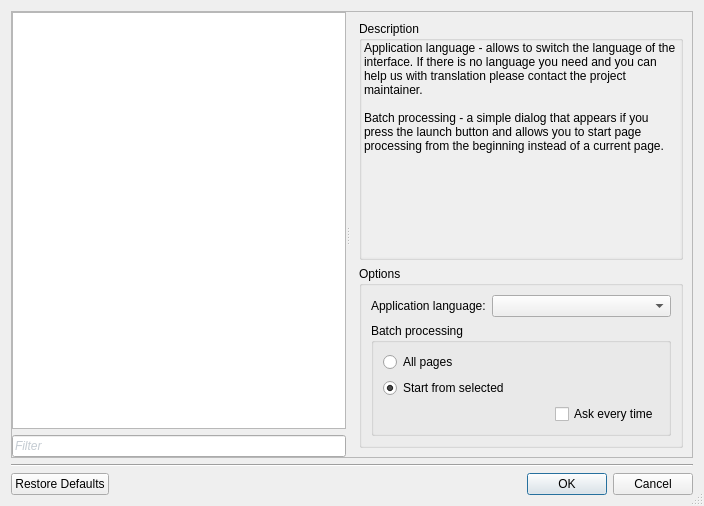
Old version of the form ui/SettingsDialog.ui in the repository ImageProcessing-ElectronicPublications/scantailor-deviant.
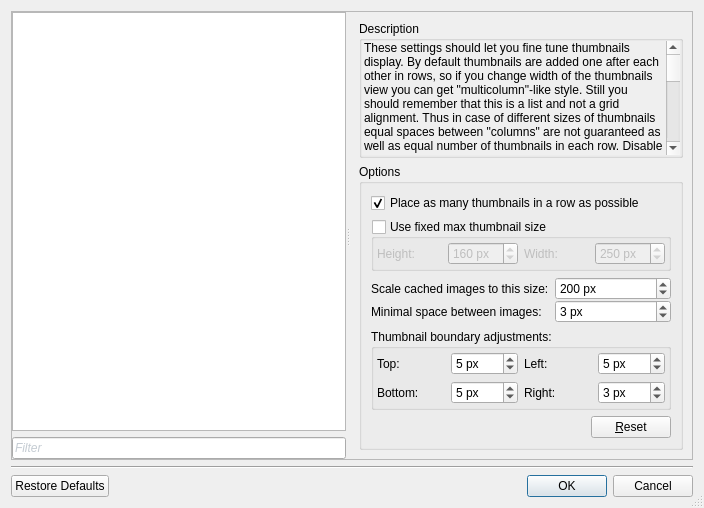
New version of the form. Custom widgets are drawn as their Qt base class.

Commit message:
Thumbnail view settings page in Settings window
Resolves #20
Note settings description in settings view for details.

What changed in the file:
```diff
--- a/ui/SettingsDialog.ui
+++ b/ui/SettingsDialog.ui
@@ -7,7 +7,7 @@
     <x>0</x>
     <y>0</y>
     <width>704</width>
-    <height>506</height>
+    <height>508</height>
    </rect>
   </property>
   <property name="windowTitle">
@@ -181,7 +181,7 @@
        </size>
       </property>
       <property name="currentIndex">
-       <number>1</number>
+       <number>4</number>
       </property>
       <widget class="QWidget" name="pageEmpty">
        <layout class="QVBoxLayout" name="verticalLayout_2"/>
@@ -223,7 +223,7 @@
                 <x>0</x>
                 <y>0</y>
                 <width>382</width>
-                <height>194</height>
+                <height>196</height>
                </rect>
               </property>
               <layout class="QVBoxLayout" name="verticalLayout_70">
@@ -500,6 +500,391 @@
         </item>
        </layout>
       </widget>
+      <widget class="QWidget" name="pageThumbnails">
+       <layout class="QVBoxLayout" name="verticalLayout_52">
+        <item>
+         <widget class="QGroupBox" name="groupBox_19">
+          <property name="title">
+           <string>Description</string>
+          </property>
+          <layout class="QVBoxLayout" name="verticalLayout_29">
+           <property name="spacing">
+            <number>0</number>
+           </property>
+           <property name="leftMargin">
+            <number>0</number>
+           </property>
+           <property name="topMargin">
+            <number>0</number>
+           </property>
+           <property name="rightMargin">
+            <number>0</number>
+           </property>
+           <property name="bottomMargin">
+            <number>0</number>
+           </property>
+           <item>
+            <widget class="QScrollArea" name="scrollArea_16">
+             <property name="frameShape">
+              <enum>QFrame::NoFrame</enum>
+             </property>
+             <property name="widgetResizable">
+              <bool>true</bool>
+             </property>
+             <widget class="QWidget" name="scrollAreaWidgetContents_16">
+              <property name="geometry">
+               <rect>
+                <x>0</x>
+                <y>0</y>
+                <width>368</width>
+                <height>747</height>
+               </rect>
+              </property>
+              <layout class="QVBoxLayout" name="verticalLayout_83">
+               <property name="spacing">
+                <number>0</number>
+               </property>
+               <property name="leftMargin">
+                <number>2</number>
+               </property>
+               <property name="topMargin">
+                <number>0</number>
+               </property>
+               <property name="rightMargin">
+                <number>2</number>
+               </property>
+               <property name="bottomMargin">
+                <number>0</number>
+               </property>
+               <item>
+                <widget class="QLabel" name="lblThumbnailsDescr">
+                 <property name="text">
+                  <string>&lt;html&gt;&lt;head/&gt;&lt;body&gt;&lt;p&gt;These settings should let you fine tune thumbnails display. By default thumbnails are added one after each other in rows, so if you change width of the thumbnails view you can get &amp;quot;multicolumn&amp;quot;-like style. Still you should remember that this is a list and not a grid alignment. Thus in case of different sizes of thumbnails equal spaces between &amp;quot;columns&amp;quot; are not guaranteed as well as equal number of thumbnails in each row. Disable first check-box to stay with single-column mode even if width of the view allows to display more.&lt;/p&gt;&lt;p&gt;By default you can use Alt+mouse wheel to change max size of thumbnails in the list. The key could be changed in hotkey manager. Mouse cursor should be other the thumbnails view. Thumbnails are automatically scaled to max size keeping their proportions. Switch off this mode and define fixed size (160x250 is recommended) if needed.&lt;/p&gt;&lt;p&gt;Even if you increase max size of thumbnails to some big values you want be able to find small details on them due to pure quality of the image. That's because they are cached after scaling to size 200x200 pixels. You can change this to 600x600 or 1200x1200 to increase thumbnail quality. Note: this affects only newly created thumbnails. If you already have them cached you'll need to delete cache subfolder in project folder manually to regenerate them.&lt;/p&gt;&lt;p&gt;All thumbnails have minimal margin between them and left/top borders of the view. It could be changed.&lt;/p&gt;&lt;p&gt;Thumbnail size is defined as a size of thumbnail image with boundary adjustments around it. These adjustments could be tuned here too.&lt;/p&gt;&lt;p&gt;Note: currently final boundary of the thumbnails could be affected by too long filenames displayed below them.&lt;/p&gt;&lt;p&gt;&lt;br/&gt;&lt;/p&gt;&lt;p&gt;In case of any problems use reset button which reset thumbnail settings only to their defaults.&lt;/p&gt;&lt;/body&gt;&lt;/html&gt;</string>
+                 </property>
+                 <property name="alignment">
+                  <set>Qt::AlignLeading|Qt::AlignLeft|Qt::AlignTop</set>
+                 </property>
+                 <property name="wordWrap">
+                  <bool>true</bool>
+                 </property>
+                 <property name="textInteractionFlags">
+                  <set>Qt::LinksAccessibleByMouse|Qt::TextSelectableByKeyboard|Qt::TextSelectableByMouse</set>
+                 </property>
+                </widget>
+               </item>
+              </layout>
+             </widget>
+            </widget>
+           </item>
+          </layout>
+         </widget>
+        </item>
+        <item>
+         <widget class="QGroupBox" name="grpThumbnailsViewOptions">
+          <property name="title">
+           <string>Options</string>
+          </property>
+          <layout class="QVBoxLayout" name="verticalLayout_82">
+           <item>
+            <widget class="QCheckBox" name="cbThumbsListOrder">
+             <property name="text">
+              <string>Place as many thumbnails in a row as possible</string>
+             </property>
+             <property name="checked">
+              <bool>true</bool>
+             </property>
+            </widget>
+           </item>
+           <item>
+            <widget class="QGroupBox" name="gbFixedMaxLogicalThumbSize">
+             <property name="title">
+              <string>Use fixed max thumbnail size</string>
+             </property>
+             <property name="checkable">
+              <bool>true</bool>
+             </property>
+             <property name="checked">
+              <bool>false</bool>
+             </property>
+             <layout class="QHBoxLayout" name="horizontalLayout_12">
+              <property name="leftMargin">
+               <number>3</number>
+              </property>
+              <property name="topMargin">
+               <number>3</number>
+              </property>
+              <property name="rightMargin">
+               <number>3</number>
+              </property>
+              <property name="bottomMargin">
+               <number>3</number>
+              </property>
+              <item>
+               <widget class="QLabel" name="lblFixedMaxLogicalThumbSizeHeight">
+                <property name="text">
+                 <string>Height:</string>
+                </property>
+               </widget>
+              </item>
+              <item>
+               <widget class="QSpinBox" name="sbFixedMaxLogicalThumbSizeHeight">
+                <property name="suffix">
+                 <string> px</string>
+                </property>
+                <property name="minimum">
+                 <number>16</number>
+                </property>
+                <property name="maximum">
+                 <number>5000</number>
+                </property>
+                <property name="singleStep">
+                 <number>10</number>
+                </property>
+                <property name="value">
+                 <number>160</number>
+                </property>
+               </widget>
+              </item>
+              <item>
+               <widget class="QLabel" name="lblFixedMaxLogicalThumbSizeWidth">
+                <property name="text">
+                 <string>Width:</string>
+                </property>
+               </widget>
+              </item>
+              <item>
+               <widget class="QSpinBox" name="sbFixedMaxLogicalThumbSizeWidth">
+                <property name="suffix">
+                 <string> px</string>
+                </property>
+                <property name="minimum">
+                 <number>25</number>
+                </property>
+                <property name="maximum">
+                 <number>5000</number>
+                </property>
+                <property name="singleStep">
+                 <number>10</number>
+                </property>
+                <property name="value">
+                 <number>250</number>
+                </property>
+               </widget>
+              </item>
+             </layout>
+            </widget>
+           </item>
+           <item>
+            <widget class="QWidget" name="widget_2" native="true">
+             <layout class="QFormLayout" name="formLayout_7">
+              <property name="verticalSpacing">
+               <number>0</number>
+              </property>
+              <property name="leftMargin">
+               <number>0</number>
+              </property>
+              <property name="topMargin">
+               <number>0</number>
+              </property>
+              <property name="rightMargin">
+               <number>0</number>
+              </property>
+              <property name="bottomMargin">
+               <number>0</number>
+              </property>
+              <item row="0" column="0">
+               <widget class="QLabel" name="lblThumbsCacheSize">
+                <property name="text">
+                 <string>Scale cached images to this size:</string>
+                </property>
+               </widget>
+              </item>
+              <item row="0" column="1">
+               <widget class="QSpinBox" name="sbThumbsCacheImgSize">
+                <property name="suffix">
+                 <string> px</string>
+                </property>
+                <property name="minimum">
+                 <number>100</number>
+                </property>
+                <property name="maximum">
+                 <number>100000</number>
+                </property>
+                <property name="value">
+                 <number>200</number>
+                </property>
+               </widget>
+              </item>
+              <item row="1" column="0">
+               <widget class="QLabel" name="lblThumbsMinSpacing">
+                <property name="text">
+                 <string>Minimal space between images:</string>
+                </property>
+               </widget>
+              </item>
+              <item row="1" column="1">
+               <widget class="QSpinBox" name="sbThumbsMinSpacing">
+                <property name="suffix">
+                 <string> px</string>
+                </property>
+                <property name="maximum">
+                 <number>500</number>
+                </property>
+                <property name="value">
+                 <number>3</number>
+                </property>
+               </widget>
+              </item>
+             </layout>
+            </widget>
+           </item>
+           <item>
+            <widget class="QGroupBox" name="gbThumbsBoundaryAdj">
+             <property name="title">
+              <string>Thumbnail boundary adjustments:</string>
+             </property>
+             <layout class="QGridLayout" name="gridLayout">
+              <property name="leftMargin">
+               <number>3</number>
+              </property>
+              <property name="topMargin">
+               <number>3</number>
+              </property>
+              <property name="rightMargin">
+               <number>3</number>
+              </property>
+              <property name="bottomMargin">
+               <number>3</number>
+              </property>
+              <item row="0" column="0">
+               <widget class="QLabel" name="lblThumbsBoundaryAdjTop">
+                <property name="text">
+                 <string>Top:</string>
+                </property>
+               </widget>
+              </item>
+              <item row="0" column="3">
+               <widget class="QSpinBox" name="sbThumbsBoundaryAdjLeft">
+                <property name="suffix">
+                 <string> px</string>
+                </property>
+                <property name="maximum">
+                 <number>500</number>
+                </property>
+                <property name="value">
+                 <number>5</number>
+                </property>
+               </widget>
+              </item>
+              <item row="0" column="2">
+               <widget class="QLabel" name="lblThumbsBoundaryAdjLeft">
+                <property name="text">
+                 <string>Left:</string>
+                </property>
+               </widget>
+              </item>
+              <item row="0" column="1">
+               <widget class="QSpinBox" name="sbThumbsBoundaryAdjTop">
+                <property name="suffix">
+                 <string> px</string>
+                </property>
+                <property name="maximum">
+                 <number>500</number>
+                </property>
+                <property name="value">
+                 <number>5</number>
+                </property>
+               </widget>
+              </item>
+              <item row="1" column="0">
+               <widget class="QLabel" name="lblThumbsBoundaryAdjBottom">
+                <property name="text">
+                 <string>Bottom:</string>
+                </property>
+               </widget>
+              </item>
+              <item row="1" column="1">
+               <widget class="QSpinBox" name="sbThumbsBoundaryAdjBottom">
+                <property name="suffix">
+                 <string> px</string>
+                </property>
+                <property name="maximum">
+                 <number>500</number>
+                </property>
+                <property name="value">
+                 <number>5</number>
+                </property>
+               </widget>
+              </item>
+              <item row="1" column="2">
+               <widget class="QLabel" name="lblThumbsBoundaryAdjRight">
+                <property name="text">
+                 <string>Right:</string>
+                </property>
+               </widget>
+              </item>
+              <item row="1" column="3">
+               <widget class="QSpinBox" name="sbThumbsBoundaryAdjRight">
+                <property name="suffix">
+                 <string> px</string>
+                </property>
+                <property name="maximum">
+                 <number>500</number>
+                </property>
+                <property name="value">
+                 <number>3</number>
+                </property>
+               </widget>
+              </item>
+             </layout>
+            </widget>
+           </item>
+           <item>
+            <widget class="QWidget" name="widget_3" native="true">
+             <layout class="QHBoxLayout" name="horizontalLayout_15">
+              <property name="spacing">
+               <number>0</number>
+              </property>
+              <property name="leftMargin">
+               <number>0</number>
+              </property>
+              <property name="topMargin">
+               <number>0</number>
+              </property>
+              <property name="rightMargin">
+               <number>0</number>
+              </property>
+              <property name="bottomMargin">
+               <number>0</number>
+              </property>
+              <item>
+               <spacer name="horizontalSpacer_14">
+                <property name="orientation">
+                 <enum>Qt::Horizontal</enum>
+                </property>
+                <property name="sizeHint" stdset="0">
+                 <size>
+                  <width>40</width>
+                  <height>20</height>
+                 </size>
+                </property>
+               </spacer>
+              </item>
+              <item>
+               <widget class="QPushButton" name="btnThumbDefaults">
+                <property name="text">
+                 <string>&amp;Reset</string>
+                </property>
+               </widget>
+              </item>
+             </layout>
+            </widget>
+           </item>
+          </layout>
+         </widget>
+        </item>
+       </layout>
+      </widget>
       <widget class="QWidget" name="pageAutoSaveProject">
        <layout class="QVBoxLayout" name="verticalLayout_35">
         <item>
```
The commit also changes 8 other files.
